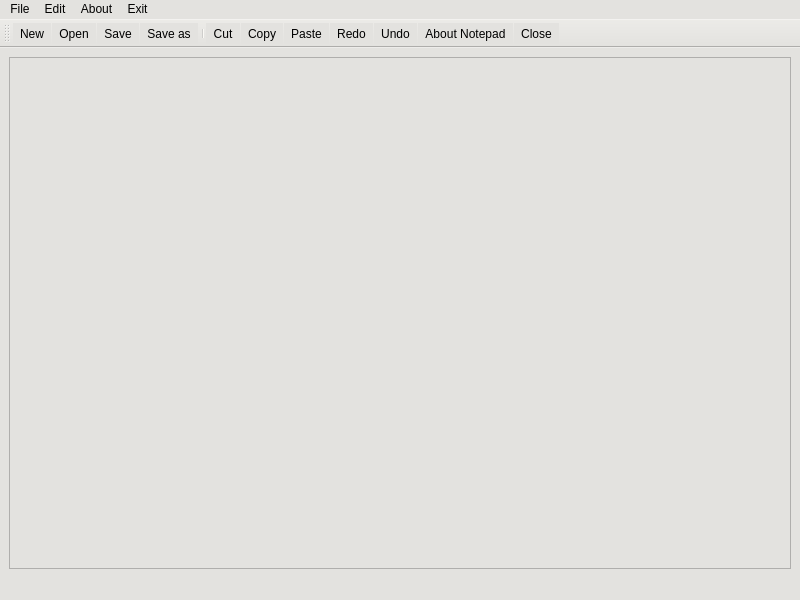
bikraj2/MITRA_FINAL, file notes.ui: the form before one commit.
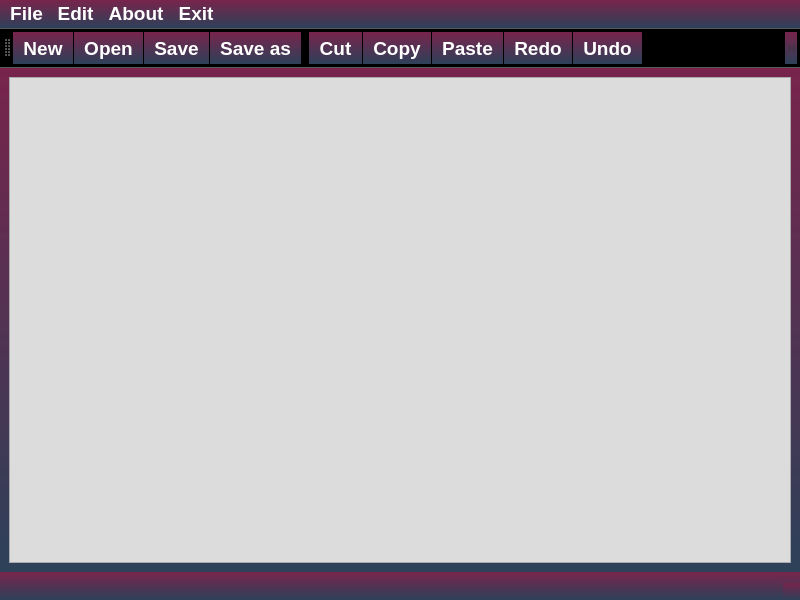
The form after the commit. Icons and pictures are not drawn.

What changed in the file:
```diff
--- a/notes.ui
+++ b/notes.ui
@@ -14,13 +14,20 @@
    <string>MainWindow</string>
   </property>
   <property name="styleSheet">
-   <string notr="true">color:rgb(0, 0, 0);
-background-color:rgb(227,226,223);</string>
+   <string notr="true">color:#FFF ;
+font:14pt;
+font: &quot;Baskerville&quot;;
+font:bold;
+background-color: qlineargradient(spread:pad, x1:1, y1:1, x2:1, y2:0, stop:0 #2D4159, stop:1 #78244C);</string>
   </property>
   <widget class="QWidget" name="centralwidget">
    <layout class="QVBoxLayout" name="verticalLayout">
     <item>
-     <widget class="QTextEdit" name="textEdit"/>
+     <widget class="QTextEdit" name="textEdit">
+      <property name="styleSheet">
+       <string notr="true">background-color:rgb(220, 220, 220);</string>
+      </property>
+     </widget>
     </item>
    </layout>
   </widget>
@@ -30,7 +37,7 @@
      <x>0</x>
      <y>0</y>
      <width>800</width>
-     <height>21</height>
+     <height>22</height>
     </rect>
    </property>
    <widget class="QMenu" name="menuFile">
```
